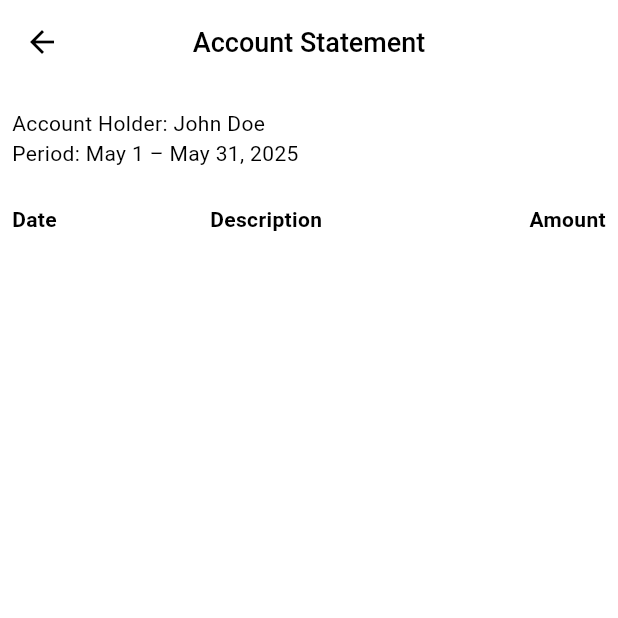
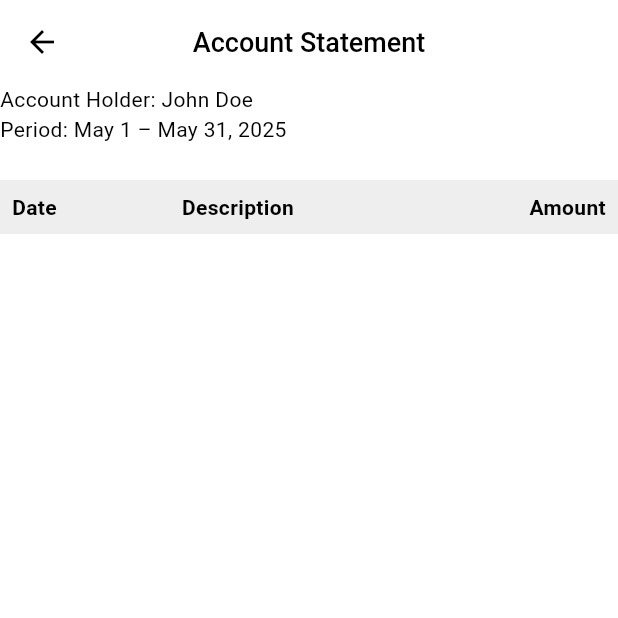
Before and after one commit to abdirahmanabdullahi/ciyebooks-ui, a Flutter app: the AccountStatementStreamPage screen opened directly, on a phone screen of 412 x 824 dp, the top half of it. Run offline on Flutter 3.47's test engine with Material 3 defaults, Android fonts, the light colour scheme and no system bars; our stand-ins replace cloud_firestore, file_picker, firebase_auth, firebase_core, firebase_ui_firestore, gap and 1 more; accounts and stored records are empty; generated files the repository leaves out were written again; project files that could hold a hidden picture were left out.

Commit message:
Added account statement

```diff
--- a/lib/features/accounts/screens/account_statement.dart
+++ b/lib/features/accounts/screens/account_statement.dart
@@ -1,5 +1,6 @@
 import 'package:cloud_firestore/cloud_firestore.dart';
 import 'package:firebase_auth/firebase_auth.dart';
+import 'package:flutter/cupertino.dart';
 import 'package:flutter/material.dart';
 import 'package:intl/intl.dart';
 
@@ -30,7 +31,7 @@ class AccountStatementStreamPage extends StatelessWidget {
             .collection('users')
             .doc(FirebaseAuth.instance.currentUser?.uid)
             .collection('transactions')
-            .where('accountNo', isEqualTo: '1000')
+            .where('accountNo', isGreaterThanOrEqualTo: '1000')
             // .orderBy('dateCreated', descending: true)
             .snapshots(),
         builder: (BuildContext context, AsyncSnapshot<QuerySnapshot> snapshot) {
@@ -44,65 +45,81 @@ class AccountStatementStreamPage extends StatelessWidget {
           if (snapshot.connectionState == ConnectionState.waiting) {
             return Center(child: const Text("Loading"));
           }
-          return Padding(
-            padding: const EdgeInsets.symmetric(horizontal: 8.0, vertical: 16),
-            child: Column(
+          return Column(
             crossAxisAlignment: CrossAxisAlignment.start,
             children: [
               Text('Account Holder: John Doe', style: TextStyle(fontSize: 14)),
               Text('Period: May 1 – May 31, 2025', style: TextStyle(fontSize: 14)),
               SizedBox(height: 24),
-                Row(
+              Container(
+                padding: EdgeInsets.all(8),
+                color: AppColors.quarternary,
+                margin: EdgeInsets.only(bottom: 10),
+                child: Row(
                   children: [
-                    Expanded(child: Text('Date', style: TextStyle(fontWeight: FontWeight.bold))),
-                    Expanded(child: Text('Description', style: TextStyle(fontWeight: FontWeight.bold))),
-                    // Expanded(flex: 2, child: Text('Type', style: TextStyle(fontWeight: FontWeight.bold))),
-                    Expanded(child: Text('Amount', style: TextStyle(fontWeight: FontWeight.bold), textAlign: TextAlign.right)),
+                    Expanded(flex:2,
+                        child: Text('Date', style: TextStyle(fontWeight: FontWeight.bold))),
+                    Expanded(flex: 3, child: Text('Description', style: TextStyle(fontWeight: FontWeight.bold))),
+                    // Expanded(flex: 1, child: Text('Type', style: TextStyle(fontWeight: FontWeight.bold))),
+                    // Expanded(flex: 2, child: Text('Currency', style: TextStyle(fontWeight: FontWeight.bold))),
+                    Expanded(flex: 2, child: Text('Amount', style: TextStyle(fontWeight: FontWeight.bold), textAlign: TextAlign.right)),
                   ],
+                ),
               ),
               SizedBox(height: 8),
               Expanded(
                 child: ListView.separated(
                   itemCount: snapshot.data!.docs.length,
-                    separatorBuilder: (_, __) => Divider(height: 16),
+                  separatorBuilder: (_, __) => Divider(height: 16,thickness: .5,),
                   itemBuilder: (_, index) {
                     final data = snapshot.data!.docs;
                     final transaction = data[index];
                     // final isCredit = txn['type'] == 'Credit';
 
-                      return Row(
+                    return Padding(
+                      padding: const EdgeInsets.symmetric(horizontal: 6.0,vertical: 2),
+                      child: Row(
                         mainAxisAlignment: MainAxisAlignment.spaceBetween,
                         children: [
-                          Expanded(
-                            child: Text(DateFormat('MMM dd').format(transaction['dateCreated'].toDate())),
+                          Expanded(flex:2,
+                            child: Text(DateFormat('MMM dd yyyy').format(transaction['dateCreated'].toDate())),
                           ),
                           Expanded(
+                            flex: 4,
                             child: Text(transaction['description']),
                           ),
                           // Expanded(
                           //   flex: 2,
                           //   child: Text(
-                          //     transaction['transactionType'],
+                          //     transaction['transactionType']=='payment',
+                          //     // style: TextStyle(color: isCredit ? Colors.green : Colors.red),
+                          //   ),
+                          // ), Expanded(
+                          //   flex: 2,
+                          //   child: Text(
+                          //     transaction['currency'],
                           //     // style: TextStyle(color: isCredit ? Colors.green : Colors.red),
                           //   ),
                           // ),
-                          Expanded(flex: 0,
+                          Expanded(
+                            flex: 0,
                             child: RichText(
                               text: TextSpan(
                                 children: [
                                   TextSpan(
-                                    text: transaction['transactionType']=='receipt'?'-':'+',
+                                    text: transaction['transactionType'] == 'receipt' ? '+' : '-',
                                     style: TextStyle(
                                       fontWeight: FontWeight.w600,
                                       fontSize: 12,
-                                      color: transaction['transactionType']=='receipt'?AppColors.prettyDark:AppColors.red,
+                                      color: transaction['transactionType'] == 'receipt' ? CupertinoColors.systemBlue : AppColors.red,
                                     ),
-                                  ),TextSpan(
+                                  ),
+                                  TextSpan(
                                     text: '${transaction['currency']}: ',
                                     style: TextStyle(
                                       fontWeight: FontWeight.w600,
                                       fontSize: 12,
-                                      color: transaction['transactionType']=='receipt'?AppColors.prettyDark:AppColors.red,
+                                      color: transaction['transactionType'] == 'receipt' ? CupertinoColors.systemBlue : AppColors.red,
                                     ),
                                   ),
                                   TextSpan(
@@ -116,7 +133,7 @@ class AccountStatementStreamPage extends StatelessWidget {
                                     style: TextStyle(
                                       fontWeight: FontWeight.w600,
                                       fontSize: 12,
-                                      color: transaction['transactionType']=='receipt'?AppColors.prettyDark:AppColors.red,
+                                      color: transaction['transactionType'] == 'receipt' ? CupertinoColors.systemBlue : AppColors.red,
                                       // Black Value
                                     ),
                                   ),
@@ -129,12 +146,12 @@ class AccountStatementStreamPage extends StatelessWidget {
                             // textAlign: TextAlign.right,
                           ),
                         ],
+                      ),
                     );
                   },
                 ),
               ),
             ],
-            ),
           );
         },
       ),
```
Lines whose indentation alone changed are shown as unchanged.
